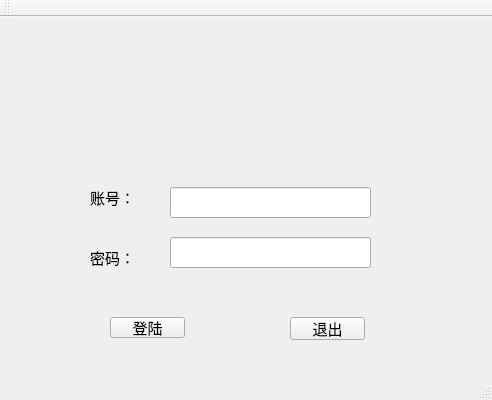
Before: the Qt Designer form qt_ui_bank_app/bank_app/mainwindow.ui in distanceNing/BankApp, drawn with Qt 5.
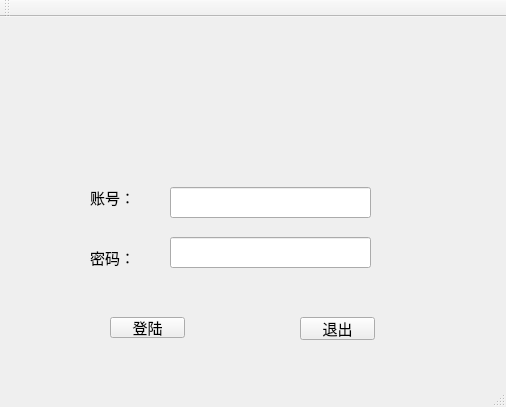
After: the same form once the commit is applied.

```diff
--- a/qt_ui_bank_app/bank_app/mainwindow.ui
+++ b/qt_ui_bank_app/bank_app/mainwindow.ui
@@ -6,10 +6,22 @@
    <rect>
     <x>0</x>
     <y>0</y>
-    <width>492</width>
-    <height>400</height>
+    <width>506</width>
+    <height>407</height>
    </rect>
   </property>
+  <property name="minimumSize">
+   <size>
+    <width>506</width>
+    <height>407</height>
+   </size>
+  </property>
+  <property name="maximumSize">
+   <size>
+    <width>506</width>
+    <height>407</height>
+   </size>
+  </property>
   <property name="font">
    <font>
     <family>Consolas</family>
@@ -25,7 +37,7 @@
    <widget class="QLabel" name="view">
     <property name="geometry">
      <rect>
-      <x>50</x>
+      <x>60</x>
       <y>20</y>
       <width>371</width>
       <height>111</height>
@@ -101,7 +113,7 @@
    <widget class="QPushButton" name="cancel">
     <property name="geometry">
      <rect>
-      <x>290</x>
+      <x>300</x>
       <y>300</y>
       <width>75</width>
       <height>23</height>
```
Left out of the diff: 7 changed lines with no effect on the pictures.
